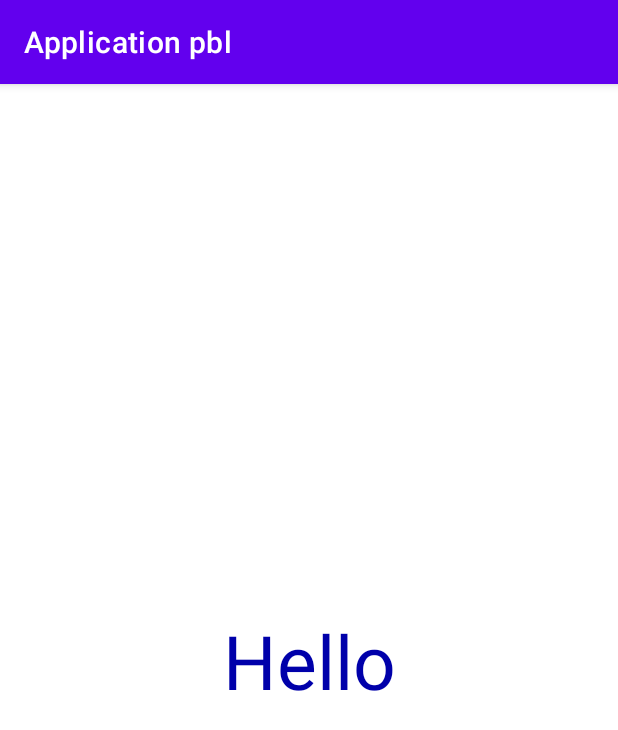
After one commit to te19oishi/Application, an Android app: the SubActivity screen opened directly, with no data from a screen before it, on a phone screen of 412 x 824 dp. The commit adds this screen. Shown: the top 730 px of the screen. Run offline under Robolectric (Android 15) with nearby library versions, the phone set to English and light mode, and no system bars.

Commit message:
遷移画面のデモプログラムを作りました。

```diff
--- a/app/src/main/AndroidManifest.xml
+++ b/app/src/main/AndroidManifest.xml
@@ -22,6 +22,9 @@
                 <category android:name="android.intent.category.LAUNCHER" />
             </intent-filter>
         </activity>
+        <activity
+            android:name=".SubActivity">
+        </activity>
     </application>
 
 </manifest>
--- /dev/null
+++ b/app/src/main/java/com/example/applicationpbl/SubActivity.java
@@ -0,0 +1,14 @@
+package com.example.applicationpbl;
+
+import androidx.appcompat.app.AppCompatActivity;
+
+import android.os.Bundle;
+
+public class SubActivity extends AppCompatActivity {
+
+    @Override
+    protected void onCreate(Bundle savedInstanceState) {
+        super.onCreate(savedInstanceState);
+        setContentView(R.layout.activity_sub);
+    }
+}
--- /dev/null
+++ b/app/src/main/res/layout/activity_sub.xml
@@ -0,0 +1,21 @@
+<?xml version="1.0" encoding="utf-8"?>
+ <androidx.constraintlayout.widget.ConstraintLayout xmlns:android="http://schemas.android.com/apk/res/android"
+ xmlns:app="http://schemas.android.com/apk/res-auto"
+ xmlns:tools="http://schemas.android.com/tools"
+ android:layout_width="match_parent"
+ android:layout_height="match_parent"
+ tools:context=".SubActivity">
+
+ <TextView
+     android:id="@+id/textView"
+     android:layout_width="wrap_content"
+     android:layout_height="wrap_content"
+     android:text="Hello"
+     android:textSize="50sp"
+     android:textColor="#0000aa"
+     app:layout_constraintTop_toTopOf="parent"
+     app:layout_constraintBottom_toBottomOf="parent"
+     app:layout_constraintRight_toRightOf="parent"
+     app:layout_constraintLeft_toLeftOf="parent" />
+
+ </androidx.constraintlayout.widget.ConstraintLayout>
--- a/app/src/main/res/values/strings.xml
+++ b/app/src/main/res/values/strings.xml
@@ -1,3 +1,4 @@
 <resources>
     <string name="app_name">Application pbl</string>
+    <string name="button_hello">Hello</string>
 </resources>
```
Also changed, not shown: app/src/main/java/com/example/applicationpbl/MainActivity.java (+12 -1 lines), app/src/main/res/layout/activity_main.xml (+14 -6 lines).
